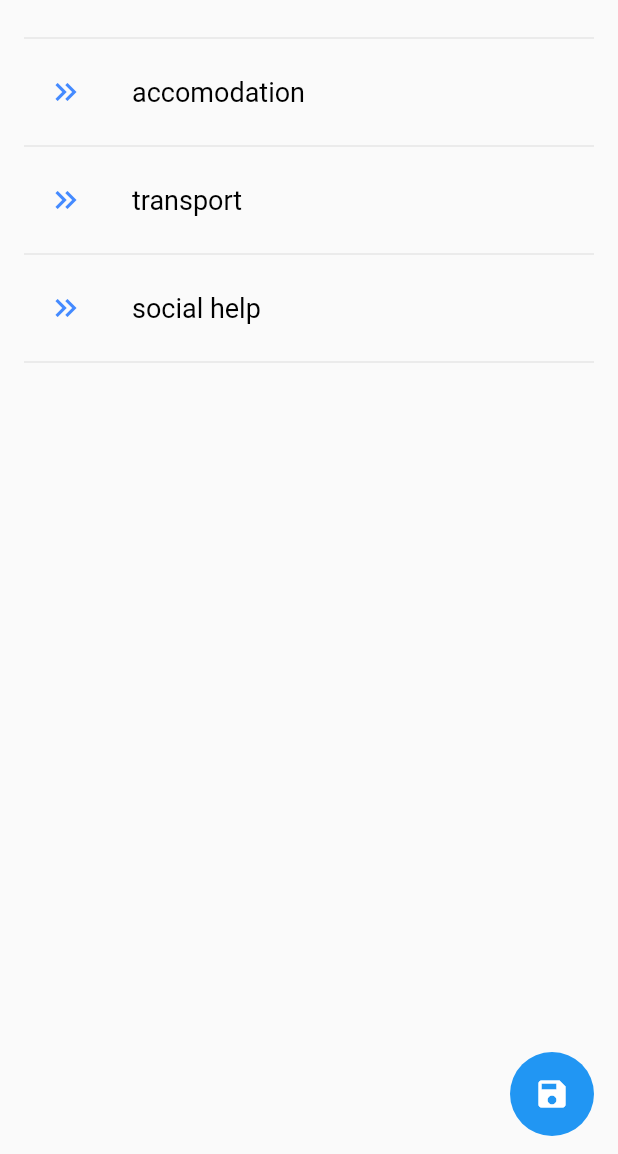
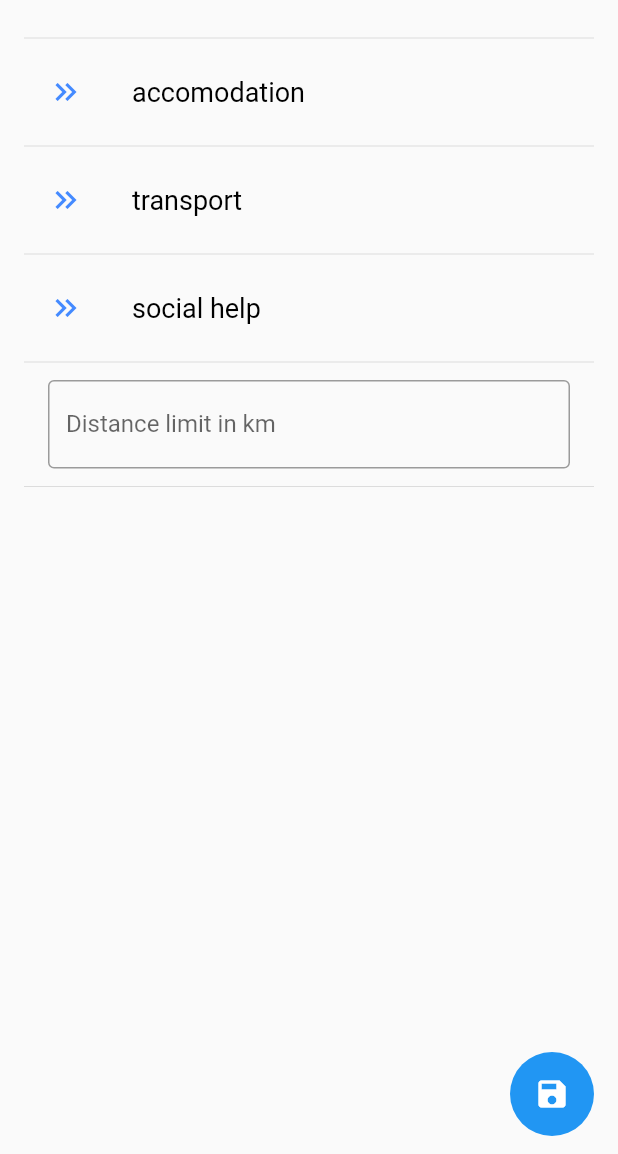
Before and after one commit to Kabanosk/Collabothon2022, a Flutter app: the CategoryView screen opened directly, on a phone screen of 412 x 824 dp, the part 82-1236 px from its top. Run offline on Flutter 3.47's test engine with Material 2 defaults, Android fonts, the phone set to English and light mode, and no system bars; our stand-ins replace cloud_firestore, firebase_core, geolocator, google_maps_flutter; missing offline and left inert: custom_info_window; accounts and stored records are empty.

Commit message:
add filtering of places by categories in category view

```diff
--- a/lib/category_view.dart
+++ b/lib/category_view.dart
@@ -1,7 +1,8 @@
 import 'package:flutter/material.dart';
 import './map_view.dart';
+import './model/place.dart';
 
-Set<String> selectedItems = {};
+Set<String> globalSelectedItems = {};
 
 class CategoryView extends StatefulWidget {
   const CategoryView({Key? key}) : super(key: key);
@@ -13,6 +14,26 @@ class CategoryView extends StatefulWidget {
 class _CategoryViewState extends State<CategoryView> {
   Set<String> _selectedItems = {};
   bool _categoryView = true;
+  List<Place> _filteredPlaces = [];
+  List<Place> _allPlaces = [];
+
+  @override
+  void initState() {
+    super.initState();
+    getPlaces().then((data) {
+      setState(() {
+        _allPlaces = data;
+        // print(_allPlaces.first.tags);
+      });
+    });
+  }
+
+  List<Place> FilterPlaces(Set<String> selectedCategories) {
+    return _allPlaces
+        .where((element) =>
+            element.tags.any((tag) => selectedCategories.contains(tag)))
+        .toList();
+  }
 
   void _showMultiSelect(int index) async {
     // a list of selectable items
@@ -35,11 +56,15 @@ class _CategoryViewState extends State<CategoryView> {
     if (results != null) {
       setState(() {
         _selectedItems = Set.from(results);
-        selectedItems = Set.from(results);
+        globalSelectedItems = Set.from(results);
         //_categoryView = false;
       });
+      setState(() {
+        _filteredPlaces = FilterPlaces(globalSelectedItems);
+        print(_filteredPlaces);
+      });
     }
-    print(selectedItems);
+    print(globalSelectedItems);
   }
 
   void toggleCategories() {
@@ -54,7 +79,8 @@ class _CategoryViewState extends State<CategoryView> {
       'supplies',
       'accomodation',
       'transport',
-      'social help'
+      'social help',
+      'distance',
     ];
 
     return Scaffold(
@@ -88,9 +114,27 @@ class _CategoryViewState extends State<CategoryView> {
                 padding: const EdgeInsets.all(16.0),
                 itemBuilder: (context, i) {
                   if (i.isOdd) return const Divider();
-
+                  if (i > 6) {
+                    return ListTile(
+                        // title: Text(
+                        //   categories[i ~/ 2],
+                        //   style: const TextStyle(
+                        //       fontSize: 18, color: Color(0xFF000000)),
+                        // ),
+                        // leading: const Icon(
+                        //   Icons.add,
+                        //   color: Colors.blueAccent,
+                        //   semanticLabel: 'Distance Filter',
+                        // ),
+                        title: const TextField(
+                      obscureText: false,
+                      decoration: InputDecoration(
+                        border: OutlineInputBorder(),
+                        labelText: 'Distance limit in km',
+                      ),
+                    ));
+                  } else {
                     final index = i ~/ 2;
-
                     return ListTile(
                         title: Text(
                           categories[index],
@@ -100,13 +144,14 @@ class _CategoryViewState extends State<CategoryView> {
                         leading: const Icon(
                           Icons.keyboard_double_arrow_right_sharp,
                           color: Colors.blueAccent,
-                        semanticLabel: 'Filter categories',
+                          semanticLabel: 'Filter Categories',
                         ),
                         onTap: () => _showMultiSelect(index));
+                  }
                 },
               )
             : ListView.builder(
-                itemCount: selectedItems.length * 2,
+                itemCount: _filteredPlaces.length * 2,
                 padding: const EdgeInsets.all(16.0),
                 itemBuilder: (context, i) {
                   if (i.isOdd) return const Divider();
@@ -115,7 +160,7 @@ class _CategoryViewState extends State<CategoryView> {
 
                   return ListTile(
                       title: Text(
-                        selectedItems.elementAt(index),
+                        _filteredPlaces[index].name,
                         style: const TextStyle(
                             fontSize: 18, color: Color(0xFF000000)),
                       ),
@@ -135,7 +180,7 @@ class MultiSelect extends StatefulWidget {
 
 class _MultiSelectState extends State<MultiSelect> {
   // this variable holds the selected items
-  final Set<String> _selectedItems = Set.from(selectedItems);
+  final Set<String> _selectedItems = Set.from(globalSelectedItems);
 
 // This function is triggered when a checkbox is checked or unchecked
   void _itemChange(String itemValue, bool isSelected) {
--- a/lib/model/place.dart
+++ b/lib/model/place.dart
@@ -1,8 +1,11 @@
+import 'dart:convert';
+
 class Place {
   String id;
   final String descryption;
   final String name;
   final String type;
+  final List<String> tags;
   final double x;
   final double y;
 
@@ -11,6 +14,7 @@ class Place {
     required this.descryption,
     required this.name,
     required this.type,
+    required this.tags,
     required this.x,
     required this.y,
   });
@@ -20,6 +24,7 @@ class Place {
         'descryption': descryption,
         'name': name,
         'type': type,
+        'tags': tags,
         'x': x,
         'y': y,
       };
@@ -29,6 +34,7 @@ class Place {
         descryption: json['descryption'],
         name: json['name'],
         type: json['type'],
+        tags: List.from(json['tags']),
         x: json['x'],
         y: json['y'],
       );
```
Lines whose indentation alone changed are shown as unchanged.
